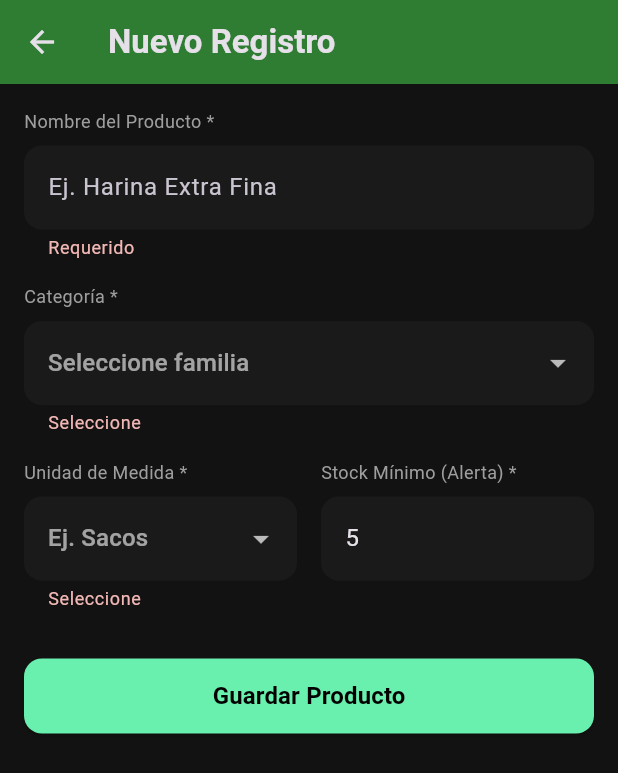
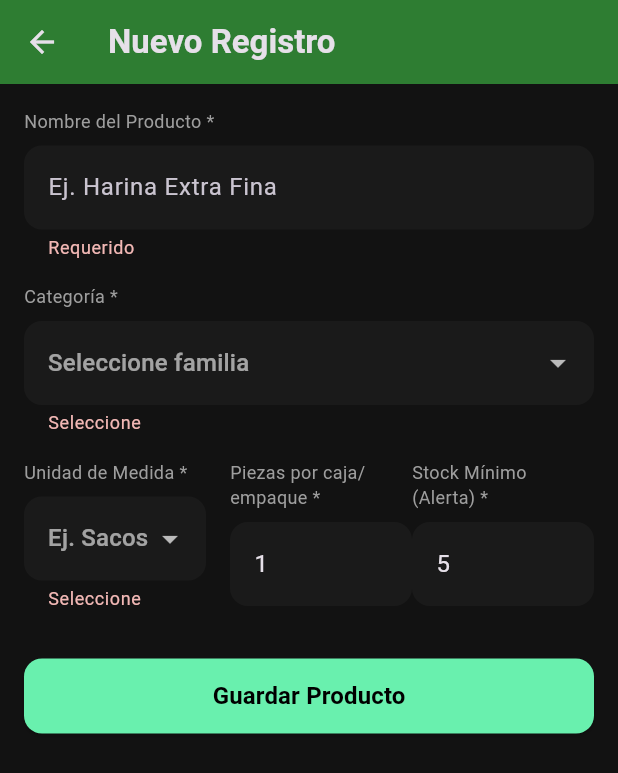
Before and after one commit to CesarPPrado/my_warehouse, a Flutter app: the ProductFormScreen screen opened directly, after a tap on "Guardar Producto", on a phone screen of 412 x 824 dp. Shown: the top 773 px of the screen. Run offline on Flutter 3.47's test engine with Material 3 defaults, Android fonts, the phone set to English and light mode, and no system bars; our stand-ins replace flutter_dotenv, supabase_flutter; accounts and stored records are empty.

Commit message:
Feat (Screens): Se agregó la lógica para manejar 'Piezas por caja' en el formulario de productos

```diff
--- a/lib/screens/product_form_screen.dart
+++ b/lib/screens/product_form_screen.dart
@@ -15,6 +15,7 @@ class _ProductFormScreenState extends State<ProductFormScreen> {
   final _formKey = GlobalKey<FormState>();
   final _nombreController = TextEditingController();
   final _stockMinimoController = TextEditingController(text: '5'); // 5 por defecto
+  final _piezasPorCajaController = TextEditingController();
 
   String? _categoriaSeleccionada;
   String? _unidadSeleccionada;
@@ -29,6 +30,9 @@ class _ProductFormScreenState extends State<ProductFormScreen> {
       _categoriaSeleccionada = widget.productoAEditar!['categoria'];
       _unidadSeleccionada = widget.productoAEditar!['unidad_medida'];
       _stockMinimoController.text = widget.productoAEditar!['stock_minimo'].toString();
+      _piezasPorCajaController.text = (widget.productoAEditar!['piezas_por_caja'] ?? 1).toString();
+      } else {
+      _piezasPorCajaController.text = '1'; // Por defecto es 1
     }
   }
 
@@ -43,6 +47,9 @@ class _ProductFormScreenState extends State<ProductFormScreen> {
     setState(() => _isLoading = true);
 
     try {
+      // Convertimos el texto del controlador a número (si está vacío, por defecto es 1)
+      final piezasCaja = int.tryParse(_piezasPorCajaController.text.trim()) ?? 1;
+
       if (widget.productoAEditar == null) {
         // MODO CREAR: Hacemos un INSERT normal
         await Supabase.instance.client.from('productos').insert({
@@ -51,6 +58,7 @@ class _ProductFormScreenState extends State<ProductFormScreen> {
           'unidad_medida': _unidadSeleccionada,
           'stock_minimo': int.parse(_stockMinimoController.text.trim()),
           'stock_actual': 0,
+          'piezas_por_caja': piezasCaja,
         });
       } else {
         // MODO EDITAR: Hacemos un UPDATE usando el ID
@@ -59,6 +67,7 @@ class _ProductFormScreenState extends State<ProductFormScreen> {
           'categoria': _categoriaSeleccionada,
           'unidad_medida': _unidadSeleccionada,
           'stock_minimo': int.parse(_stockMinimoController.text.trim()),
+          'piezas_por_caja': piezasCaja,
         }).eq('id', widget.productoAEditar!['id']);
       }
 
@@ -84,6 +93,7 @@ class _ProductFormScreenState extends State<ProductFormScreen> {
   void dispose() {
     _nombreController.dispose();
     _stockMinimoController.dispose();
+    _piezasPorCajaController.dispose();
     super.dispose();
   }
 
@@ -115,6 +125,8 @@ class _ProductFormScreenState extends State<ProductFormScreen> {
                 children: [
                   Expanded(child: _buildDropdown('Unidad de Medida *', 'Ej. Sacos', _unidades, (val) => _unidadSeleccionada = val, true)),
                   const SizedBox(width: 16),
+                  Expanded(child: _buildTextField('Piezas por caja/empaque *', 'Ej. 24 (Dejar en 1 si es granel)', controller: _piezasPorCajaController, isNumber: true, isRequired: true)),
+                  const SizedBox(height: 16),
                   Expanded(child: _buildTextField('Stock Mínimo (Alerta) *', '5', controller: _stockMinimoController, isNumber: true, isRequired: true)),
                 ],
               ),
```
